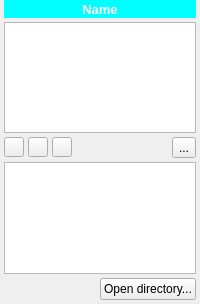
This is spinetoolbox/ui/subwindow_data_store.ui in spine-tools/Spine-Toolbox as Qt 5 draws it before an edit. The edited form follows.
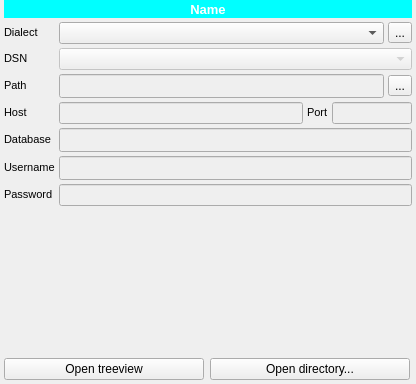
This is the edited form. Icons and pictures are not drawn. Custom widgets are drawn as their Qt base class.

Commit message: Issue #156 updated. Change data store subwindow widget to look like the add db reference form. Tool-interaction also works.

```diff
--- a/spinetoolbox/ui/subwindow_data_store.ui
+++ b/spinetoolbox/ui/subwindow_data_store.ui
@@ -29,8 +29,8 @@
    <rect>
     <x>0</x>
     <y>0</y>
-    <width>200</width>
-    <height>304</height>
+    <width>416</width>
+    <height>384</height>
    </rect>
   </property>
   <property name="sizePolicy">
@@ -127,228 +127,469 @@
       </widget>
      </item>
      <item>
-      <layout class="QVBoxLayout" name="verticalLayout">
-       <property name="spacing">
-        <number>0</number>
-       </property>
-       <item>
-        <widget class="ReferencesTreeView" name="treeView_references">
-         <property name="font">
-          <font>
-           <pointsize>10</pointsize>
-          </font>
-         </property>
-         <property name="acceptDrops">
-          <bool>true</bool>
-         </property>
-         <property name="rootIsDecorated">
+      <layout class="QGridLayout" name="gridLayout">
+       <item row="0" column="1" colspan="2">
+        <layout class="QHBoxLayout" name="horizontalLayout_4">
+         <item>
+          <widget class="QComboBox" name="comboBox_dialect">
+           <property name="sizePolicy">
+            <sizepolicy hsizetype="Expanding" vsizetype="Fixed">
+             <horstretch>0</horstretch>
+             <verstretch>0</verstretch>
+            </sizepolicy>
+           </property>
+          </widget>
+         </item>
+         <item>
+          <widget class="QToolButton" name="toolButton_spine">
+           <property name="sizePolicy">
+            <sizepolicy hsizetype="Fixed" vsizetype="Fixed">
+             <horstretch>0</horstretch>
+             <verstretch>0</verstretch>
+            </sizepolicy>
+           </property>
+           <property name="toolTip">
+            <string>&lt;html&gt;&lt;head/&gt;&lt;body&gt;&lt;p&gt;Create fresh (empty) Spine database into an SQLite file in Data store's directory.&lt;/p&gt;&lt;/body&gt;&lt;/html&gt;</string>
+           </property>
+           <property name="text">
+            <string>...</string>
+           </property>
+           <property name="icon">
+            <iconset resource="resources/resources_icons.qrc">
+             <normaloff>:/icons/Spine_db_icon.png</normaloff>:/icons/Spine_db_icon.png</iconset>
+           </property>
+          </widget>
+         </item>
+        </layout>
+       </item>
+       <item row="6" column="1" colspan="2">
+        <widget class="QLineEdit" name="lineEdit_password">
+         <property name="enabled">
           <bool>false</bool>
          </property>
-         <attribute name="headerMinimumSectionSize">
-          <number>27</number>
-         </attribute>
-        </widget>
-       </item>
-      </layout>
-     </item>
-     <item>
-      <layout class="QHBoxLayout" name="horizontalLayout_2">
-       <property name="spacing">
-        <number>4</number>
-       </property>
-       <property name="leftMargin">
-        <number>0</number>
-       </property>
-       <property name="rightMargin">
-        <number>0</number>
-       </property>
-       <item>
-        <widget class="QToolButton" name="toolButton_plus">
          <property name="sizePolicy">
-          <sizepolicy hsizetype="Fixed" vsizetype="Fixed">
+          <sizepolicy hsizetype="Expanding" vsizetype="Fixed">
            <horstretch>0</horstretch>
            <verstretch>0</verstretch>
           </sizepolicy>
          </property>
          <property name="minimumSize">
           <size>
-           <width>20</width>
+           <width>0</width>
            <height>20</height>
           </size>
          </property>
          <property name="maximumSize">
           <size>
-           <width>20</width>
-           <height>20</height>
+           <width>5000</width>
+           <height>5000</height>
           </size>
          </property>
-         <property name="font">
-          <font>
-           <pointsize>10</pointsize>
-           <weight>75</weight>
-           <bold>true</bold>
-          </font>
-         </property>
          <property name="toolTip">
           <string>&lt;html&gt;&lt;head/&gt;&lt;body&gt;&lt;p&gt;Add references&lt;/p&gt;&lt;/body&gt;&lt;/html&gt;</string>
          </property>
-         <property name="text">
+         <property name="echoMode">
+          <enum>QLineEdit::Password</enum>
+         </property>
+         <property name="placeholderText">
           <string/>
          </property>
-         <property name="icon">
-          <iconset resource="resources/resources_icons.qrc">
-           <normaloff>:/icons/plus.png</normaloff>:/icons/plus.png</iconset>
+         <property name="clearButtonEnabled">
+          <bool>true</bool>
          </property>
-         <property name="popupMode">
-          <enum>QToolButton::InstantPopup</enum>
+        </widget>
+       </item>
+       <item row="1" column="1" colspan="2">
+        <widget class="QComboBox" name="comboBox_dsn">
+         <property name="enabled">
+          <bool>false</bool>
          </property>
         </widget>
        </item>
-       <item>
-        <widget class="QToolButton" name="toolButton_minus">
+       <item row="3" column="1" colspan="2">
+        <layout class="QHBoxLayout" name="horizontalLayout_2">
+         <item>
+          <widget class="QLineEdit" name="lineEdit_host">
+           <property name="enabled">
+            <bool>false</bool>
+           </property>
+           <property name="sizePolicy">
+            <sizepolicy hsizetype="Expanding" vsizetype="Fixed">
+             <horstretch>3</horstretch>
+             <verstretch>0</verstretch>
+            </sizepolicy>
+           </property>
+           <property name="minimumSize">
+            <size>
+             <width>0</width>
+             <height>0</height>
+            </size>
+           </property>
+           <property name="maximumSize">
+            <size>
+             <width>5000</width>
+             <height>5000</height>
+            </size>
+           </property>
+           <property name="toolTip">
+            <string>&lt;html&gt;&lt;head/&gt;&lt;body&gt;&lt;p&gt;Host (required)&lt;/p&gt;&lt;/body&gt;&lt;/html&gt;</string>
+           </property>
+           <property name="placeholderText">
+            <string/>
+           </property>
+           <property name="clearButtonEnabled">
+            <bool>true</bool>
+           </property>
+          </widget>
+         </item>
+         <item>
+          <widget class="QLabel" name="label_port">
+           <property name="sizePolicy">
+            <sizepolicy hsizetype="Fixed" vsizetype="Fixed">
+             <horstretch>1</horstretch>
+             <verstretch>0</verstretch>
+            </sizepolicy>
+           </property>
+           <property name="font">
+            <font>
+             <pointsize>8</pointsize>
+            </font>
+           </property>
+           <property name="text">
+            <string>Port</string>
+           </property>
+          </widget>
+         </item>
+         <item>
+          <widget class="QLineEdit" name="lineEdit_port">
+           <property name="enabled">
+            <bool>false</bool>
+           </property>
+           <property name="sizePolicy">
+            <sizepolicy hsizetype="Fixed" vsizetype="Fixed">
+             <horstretch>0</horstretch>
+             <verstretch>0</verstretch>
+            </sizepolicy>
+           </property>
+           <property name="maximumSize">
+            <size>
+             <width>80</width>
+             <height>5000</height>
+            </size>
+           </property>
+           <property name="toolTip">
+            <string>&lt;html&gt;&lt;head/&gt;&lt;body&gt;&lt;p&gt;Port (optional)&lt;/p&gt;&lt;/body&gt;&lt;/html&gt;</string>
+           </property>
+           <property name="placeholderText">
+            <string/>
+           </property>
+          </widget>
+         </item>
+        </layout>
+       </item>
+       <item row="5" column="1" colspan="2">
+        <widget class="QLineEdit" name="lineEdit_username">
+         <property name="enabled">
+          <bool>false</bool>
+         </property>
          <property name="sizePolicy">
-          <sizepolicy hsizetype="Fixed" vsizetype="Fixed">
+          <sizepolicy hsizetype="Expanding" vsizetype="Fixed">
            <horstretch>0</horstretch>
            <verstretch>0</verstretch>
           </sizepolicy>
          </property>
          <property name="minimumSize">
           <size>
-           <width>20</width>
-           <height>20</height>
+           <width>0</width>
+           <height>24</height>
           </size>
          </property>
          <property name="maximumSize">
           <size>
-           <width>20</width>
-           <height>20</height>
+           <width>5000</width>
+           <height>5000</height>
           </size>
          </property>
-         <property name="font">
-          <font>
-           <pointsize>10</pointsize>
-           <weight>75</weight>
-           <bold>true</bold>
-          </font>
-         </property>
          <property name="toolTip">
           <string>&lt;html&gt;&lt;head/&gt;&lt;body&gt;&lt;p&gt;Remove selected references or all if nothing is selected&lt;/p&gt;&lt;/body&gt;&lt;/html&gt;</string>
          </property>
-         <property name="text">
+         <property name="placeholderText">
           <string/>
          </property>
-         <property name="icon">
-          <iconset resource="resources/resources_icons.qrc">
-           <normaloff>:/icons/minus.png</normaloff>:/icons/minus.png</iconset>
+         <property name="clearButtonEnabled">
+          <bool>true</bool>
          </property>
         </widget>
        </item>
-       <item>
-        <widget class="QToolButton" name="toolButton_add">
+       <item row="2" column="1" colspan="2">
+        <layout class="QHBoxLayout" name="horizontalLayout_3">
+         <item>
+          <widget class="QLineEdit" name="lineEdit_SQLite_file">
+           <property name="enabled">
+            <bool>false</bool>
+           </property>
+           <property name="sizePolicy">
+            <sizepolicy hsizetype="Expanding" vsizetype="Fixed">
+             <horstretch>0</horstretch>
+             <verstretch>0</verstretch>
+            </sizepolicy>
+           </property>
+           <property name="minimumSize">
+            <size>
+             <width>0</width>
+             <height>24</height>
+            </size>
+           </property>
+           <property name="font">
+            <font>
+             <pointsize>8</pointsize>
+            </font>
+           </property>
+           <property name="placeholderText">
+            <string/>
+           </property>
+          </widget>
+         </item>
+         <item>
+          <widget class="QToolButton" name="toolButton_browse">
+           <property name="text">
+            <string>...</string>
+           </property>
+          </widget>
+         </item>
+        </layout>
+       </item>
+       <item row="4" column="1" colspan="2">
+        <widget class="QLineEdit" name="lineEdit_database">
+         <property name="enabled">
+          <bool>false</bool>
+         </property>
+         <property name="sizePolicy">
+          <sizepolicy hsizetype="Expanding" vsizetype="Fixed">
+           <horstretch>0</horstretch>
+           <verstretch>0</verstretch>
+          </sizepolicy>
+         </property>
+         <property name="minimumSize">
+          <size>
+           <width>0</width>
+           <height>24</height>
+          </size>
+         </property>
          <property name="maximumSize">
           <size>
-           <width>20</width>
-           <height>20</height>
+           <width>5000</width>
+           <height>5000</height>
           </size>
          </property>
          <property name="toolTip">
           <string>&lt;html&gt;&lt;head/&gt;&lt;body&gt;&lt;p&gt;Add references to project.  Copies selected references into SQLite files in Data store's directory.&lt;/p&gt;&lt;/body&gt;&lt;/html&gt;</string>
          </property>
-         <property name="text">
+         <property name="placeholderText">
           <string/>
          </property>
-         <property name="icon">
-          <iconset resource="resources/resources_icons.qrc">
-           <normaloff>:/icons/import.png</normaloff>:/icons/import.png</iconset>
+         <property name="clearButtonEnabled">
+          <bool>true</bool>
          </property>
         </widget>
        </item>
-       <item>
-        <spacer name="horizontalSpacer">
-         <property name="orientation">
-          <enum>Qt::Horizontal</enum>
+       <item row="5" column="0">
+        <widget class="QLabel" name="label_username">
+         <property name="sizePolicy">
+          <sizepolicy hsizetype="Fixed" vsizetype="Fixed">
+           <horstretch>0</horstretch>
+           <verstretch>0</verstretch>
+          </sizepolicy>
          </property>
-         <property name="sizeHint" stdset="0">
+         <property name="font">
+          <font>
+           <pointsize>8</pointsize>
+          </font>
+         </property>
+         <property name="text">
+          <string>Username</string>
+         </property>
+        </widget>
+       </item>
+       <item row="3" column="0">
+        <widget class="QLabel" name="label_host">
+         <property name="sizePolicy">
+          <sizepolicy hsizetype="Fixed" vsizetype="Fixed">
+           <horstretch>0</horstretch>
+           <verstretch>0</verstretch>
+          </sizepolicy>
+         </property>
+         <property name="font">
+          <font>
+           <pointsize>8</pointsize>
+          </font>
+         </property>
+         <property name="text">
+          <string>Host</string>
+         </property>
+        </widget>
+       </item>
+       <item row="4" column="0">
+        <widget class="QLabel" name="label_database">
+         <property name="sizePolicy">
+          <sizepolicy hsizetype="Fixed" vsizetype="Fixed">
+           <horstretch>0</horstretch>
+           <verstretch>0</verstretch>
+          </sizepolicy>
+         </property>
+         <property name="font">
+          <font>
+           <pointsize>8</pointsize>
+          </font>
+         </property>
+         <property name="text">
+          <string>Database</string>
+         </property>
+        </widget>
+       </item>
+       <item row="0" column="0">
+        <widget class="QLabel" name="label_dialect">
+         <property name="sizePolicy">
+          <sizepolicy hsizetype="Fixed" vsizetype="Fixed">
+           <horstretch>0</horstretch>
+           <verstretch>0</verstretch>
+          </sizepolicy>
+         </property>
+         <property name="maximumSize">
           <size>
-           <width>40</width>
-           <height>20</height>
+           <width>16777215</width>
+           <height>16777215</height>
           </size>
          </property>
-        </spacer>
-       </item>
-       <item>
-        <widget class="QToolButton" name="toolButton_Spine">
-         <property name="toolTip">
-          <string>&lt;html&gt;&lt;head/&gt;&lt;body&gt;&lt;p&gt;Create fresh (empty) Spine database into an SQLite file in Data store's directory.&lt;/p&gt;&lt;/body&gt;&lt;/html&gt;</string>
+         <property name="font">
+          <font>
+           <pointsize>8</pointsize>
+          </font>
          </property>
          <property name="text">
-          <string>...</string>
+          <string>Dialect</string>
          </property>
-         <property name="icon">
-          <iconset resource="resources/resources_icons.qrc">
-           <normaloff>:/icons/Spine_db_icon.png</normaloff>:/icons/Spine_db_icon.png</iconset>
+        </widget>
+       </item>
+       <item row="6" column="0">
+        <widget class="QLabel" name="label_password">
+         <property name="sizePolicy">
+          <sizepolicy hsizetype="Fixed" vsizetype="Fixed">
+           <horstretch>0</horstretch>
+           <verstretch>0</verstretch>
+          </sizepolicy>
          </property>
+         <property name="font">
+          <font>
+           <pointsize>8</pointsize>
+          </font>
+         </property>
+         <property name="text">
+          <string>Password</string>
+         </property>
         </widget>
        </item>
-      </layout>
-     </item>
-     <item>
-      <layout class="QVBoxLayout" name="verticalLayout_2">
-       <property name="spacing">
-        <number>0</number>
-       </property>
-       <item>
-        <widget class="DataTreeView" name="treeView_data">
+       <item row="1" column="0">
+        <widget class="QLabel" name="label_dsn">
+         <property name="sizePolicy">
+          <sizepolicy hsizetype="Fixed" vsizetype="Fixed">
+           <horstretch>0</horstretch>
+           <verstretch>0</verstretch>
+          </sizepolicy>
+         </property>
          <property name="font">
           <font>
-           <pointsize>10</pointsize>
+           <pointsize>8</pointsize>
           </font>
          </property>
-         <property name="acceptDrops">
-          <bool>true</bool>
+         <property name="text">
+          <string>DSN</string>
          </property>
-         <property name="toolTip">
-          <string>&lt;html&gt;&lt;head/&gt;&lt;body&gt;&lt;p&gt;Drag-and-drop files here, they will be copied to the data directory.&lt;/p&gt;&lt;/body&gt;&lt;/html&gt;</string>
+        </widget>
+       </item>
+       <item row="2" column="0">
+        <widget class="QLabel" name="label_path">
+         <property name="sizePolicy">
+          <sizepolicy hsizetype="Fixed" vsizetype="Fixed">
+           <horstretch>0</horstretch>
+           <verstretch>0</verstretch>
+          </sizepolicy>
          </property>
-         <property name="rootIsDecorated">
-          <bool>false</bool>
+         <property name="font">
+          <font>
+           <pointsize>8</pointsize>
+          </font>
          </property>
-         <attribute name="headerMinimumSectionSize">
-          <number>27</number>
-         </attribute>
+         <property name="text">
+          <string>Path</string>
+         </property>
         </widget>
        </item>
       </layout>
      </item>
+     <item>
+      <spacer name="verticalSpacer">
+       <property name="orientation">
+        <enum>Qt::Vertical</enum>
+       </property>
+       <property name="sizeHint" stdset="0">
+        <size>
+         <width>20</width>
+         <height>40</height>
+        </size>
+       </property>
+      </spacer>
+     </item>
      <item>
       <layout class="QHBoxLayout" name="horizontalLayout">
        <property name="spacing">
         <number>6</number>
        </property>
        <item>
-        <spacer name="horizontalSpacer_2">
-         <property name="orientation">
-          <enum>Qt::Horizontal</enum>
+        <widget class="QPushButton" name="pushButton_open_treeview">
+         <property name="sizePolicy">
+          <sizepolicy hsizetype="Expanding" vsizetype="Fixed">
+           <horstretch>0</horstretch>
+           <verstretch>0</verstretch>
+          </sizepolicy>
          </property>
-         <property name="sizeHint" stdset="0">
+         <property name="minimumSize">
           <size>
-           <width>40</width>
-           <height>20</height>
+           <width>200</width>
+           <height>0</height>
           </size>
          </property>
-        </spacer>
+         <property name="maximumSize">
+          <size>
+           <width>200</width>
+           <height>23</height>
+          </size>
+         </property>
+         <property name="toolTip">
+          <string>&lt;html&gt;&lt;head/&gt;&lt;body&gt;&lt;p&gt;Open Data Store directory in file browser&lt;/p&gt;&lt;/body&gt;&lt;/html&gt;</string>
+         </property>
+         <property name="text">
+          <string>Open treeview</string>
+         </property>
+        </widget>
        </item>
        <item>
         <widget class="QPushButton" name="pushButton_open">
          <property name="sizePolicy">
-          <sizepolicy hsizetype="MinimumExpanding" vsizetype="Fixed">
+          <sizepolicy hsizetype="Expanding" vsizetype="Fixed">
            <horstretch>0</horstretch>
            <verstretch>0</verstretch>
           </sizepolicy>
          </property>
+         <property name="minimumSize">
+          <size>
+           <width>200</width>
+           <height>0</height>
+          </size>
+         </property>
          <property name="maximumSize">
           <size>
-           <width>120</width>
+           <width>200</width>
            <height>23</height>
           </size>
          </property>
@@ -367,22 +608,6 @@
   </layout>
   <zorder></zorder>
  </widget>
- <customwidgets>
-  <customwidget>
-   <class>DataTreeView</class>
-   <extends>QTreeView</extends>
-   <header>widgets/custom_qtreeview.h</header>
-  </customwidget>
-  <customwidget>
-   <class>ReferencesTreeView</class>
-   <extends>QTreeView</extends>
-   <header>widgets/custom_qtreeview.h</header>
-  </customwidget>
- </customwidgets>
- <tabstops>
-  <tabstop>toolButton_plus</tabstop>
-  <tabstop>toolButton_minus</tabstop>
- </tabstops>
  <resources>
   <include location="resources/resources_icons.qrc"/>
  </resources>
```
Left out of the diff: 8 changed lines with no effect on the pictures. The commit also changes 11 other files.
